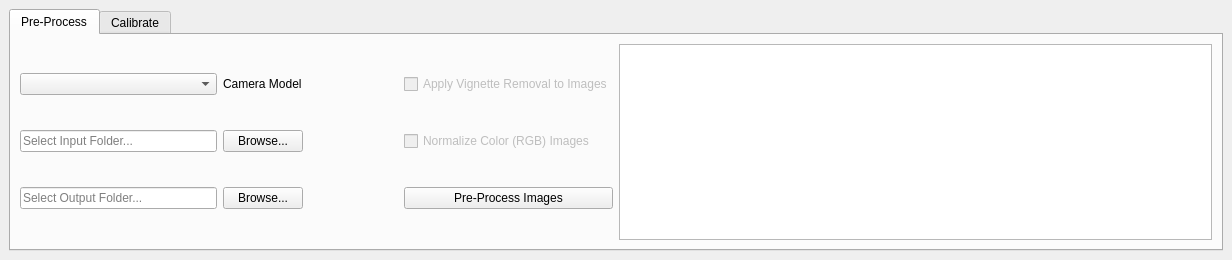
This is MAPIR_Processing/MAPIR_Processing_dockwidget_base.ui in Hobbyistpython/QGIS as Qt 5 draws it before an edit. The edited form follows.
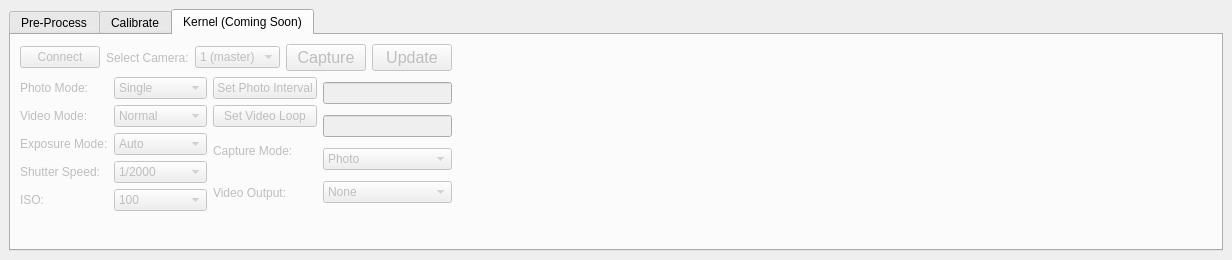
This is the edited form. The open tabs and pages were chosen to show the change.

Commit message:
Updating Kernel Branch
Adding Kernel interface changes to Kernel branch.

The edit to the form file:
```diff
--- a/MAPIR_Processing/MAPIR_Processing_dockwidget_base.ui
+++ b/MAPIR_Processing/MAPIR_Processing_dockwidget_base.ui
@@ -33,7 +33,7 @@
     </sizepolicy>
    </property>
    <layout class="QGridLayout" name="gridLayout">
-    <item row="0" column="0">
+    <item row="0" column="1">
      <widget class="QTabWidget" name="tabWidget">
       <property name="sizePolicy">
        <sizepolicy hsizetype="MinimumExpanding" vsizetype="MinimumExpanding">
@@ -50,6 +50,12 @@
       <property name="autoFillBackground">
        <bool>false</bool>
       </property>
+      <property name="tabPosition">
+       <enum>QTabWidget::North</enum>
+      </property>
+      <property name="tabShape">
+       <enum>QTabWidget::Rounded</enum>
+      </property>
       <property name="currentIndex">
        <number>0</number>
       </property>
@@ -73,19 +79,6 @@
             </property>
            </spacer>
           </item>
-          <item row="0" column="4">
-           <widget class="QCheckBox" name="VignetteBox">
-            <property name="enabled">
-             <bool>false</bool>
-            </property>
-            <property name="text">
-             <string>Apply Vignette Removal to Images</string>
-            </property>
-            <property name="checkable">
-             <bool>false</bool>
-            </property>
-           </widget>
-          </item>
           <item row="0" column="0" colspan="2">
            <widget class="QComboBox" name="PreProcessCameraModel">
             <property name="mouseTracking">
@@ -163,16 +156,6 @@
             </property>
            </widget>
           </item>
-          <item row="1" column="4">
-           <widget class="QCheckBox" name="RgbBox">
-            <property name="enabled">
-             <bool>false</bool>
-            </property>
-            <property name="text">
-             <string>Normalize Color (RGB) Images</string>
-            </property>
-           </widget>
-          </item>
           <item row="2" column="4">
            <widget class="QPushButton" name="PreProcessButton">
             <property name="sizePolicy">
@@ -233,6 +216,32 @@
             </property>
            </spacer>
           </item>
+          <item row="0" column="4">
+           <spacer name="horizontalSpacer">
+            <property name="orientation">
+             <enum>Qt::Horizontal</enum>
+            </property>
+            <property name="sizeHint" stdset="0">
+             <size>
+              <width>40</width>
+              <height>20</height>
+             </size>
+            </property>
+           </spacer>
+          </item>
+          <item row="1" column="4">
+           <spacer name="horizontalSpacer_2">
+            <property name="orientation">
+             <enum>Qt::Horizontal</enum>
+            </property>
+            <property name="sizeHint" stdset="0">
+             <size>
+              <width>40</width>
+              <height>20</height>
+             </size>
+            </property>
+           </spacer>
+          </item>
          </layout>
         </item>
         <item>
@@ -485,6 +494,537 @@
         </item>
        </layout>
       </widget>
+      <widget class="QWidget" name="KernelTab">
+       <property name="enabled">
+        <bool>false</bool>
+       </property>
+       <attribute name="title">
+        <string>Kernel (Coming Soon)</string>
+       </attribute>
+       <widget class="QWidget" name="layoutWidget">
+        <property name="geometry">
+         <rect>
+          <x>9</x>
+          <y>9</y>
+          <width>1217</width>
+          <height>169</height>
+         </rect>
+        </property>
+        <layout class="QHBoxLayout" name="horizontalLayout_7">
+         <item>
+          <layout class="QVBoxLayout" name="verticalLayout_5">
+           <item>
+            <layout class="QHBoxLayout" name="horizontalLayout_3">
+             <item>
+              <widget class="QPushButton" name="KernelConnect">
+               <property name="styleSheet">
+                <string notr="true">font: 12pt &quot;MS Shell Dlg 2&quot;;</string>
+               </property>
+               <property name="text">
+                <string>Connect</string>
+               </property>
+              </widget>
+             </item>
+             <item>
+              <widget class="QLabel" name="label_6">
+               <property name="text">
+                <string>Select Camera:</string>
+               </property>
+              </widget>
+             </item>
+             <item>
+              <widget class="QComboBox" name="KernelCameraSelect">
+               <item>
+                <property name="text">
+                 <string>1 (master)</string>
+                </property>
+               </item>
+               <item>
+                <property name="text">
+                 <string>2</string>
+                </property>
+               </item>
+               <item>
+                <property name="text">
+                 <string>3</string>
+                </property>
+               </item>
+               <item>
+                <property name="text">
+                 <string>4</string>
+                </property>
+               </item>
+               <item>
+                <property name="text">
+                 <string>5</string>
+                </property>
+               </item>
+               <item>
+                <property name="text">
+                 <string>6</string>
+                </property>
+               </item>
+              </widget>
+             </item>
+             <item>
+              <widget class="QPushButton" name="KernelCaptureButton">
+               <property name="font">
+                <font>
+                 <pointsize>12</pointsize>
+                </font>
+               </property>
+               <property name="text">
+                <string>Capture</string>
+               </property>
+              </widget>
+             </item>
+             <item>
+              <widget class="QPushButton" name="KernelUpdate">
+               <property name="font">
+                <font>
+                 <pointsize>12</pointsize>
+                </font>
+               </property>
+               <property name="text">
+                <string>Update</string>
+               </property>
+              </widget>
+             </item>
+            </layout>
+           </item>
+           <item>
+            <layout class="QHBoxLayout" name="horizontalLayout_6">
+             <item>
+              <layout class="QHBoxLayout" name="horizontalLayout_4">
+               <item>
+                <layout class="QVBoxLayout" name="verticalLayout_2">
+                 <item>
+                  <widget class="QLabel" name="label_2">
+                   <property name="text">
+                    <string>Photo Mode:</string>
+                   </property>
+                   <property name="buddy">
+                    <cstring>KernelPhotoRes</cstring>
+                   </property>
+                  </widget>
+                 </item>
+                 <item>
+                  <widget class="QLabel" name="label_4">
+                   <property name="text">
+                    <string>Video Mode:</string>
+                   </property>
+                   <property name="buddy">
+                    <cstring>KernalVideoRes</cstring>
+                   </property>
+                  </widget>
+                 </item>
+                 <item>
+                  <widget class="QLabel" name="label_5">
+                   <property name="text">
+                    <string>Exposure Mode:</string>
+                   </property>
+                  </widget>
+                 </item>
+                 <item>
+                  <widget class="QLabel" name="label">
+                   <property name="text">
+                    <string>Shutter Speed:</string>
+                   </property>
+                   <property name="buddy">
+                    <cstring>KernelShutterSpeed</cstring>
+                   </property>
+                  </widget>
+                 </item>
+                 <item>
+                  <widget class="QLabel" name="label_3">
+                   <property name="text">
+                    <string>ISO:</string>
+                   </property>
+                   <property name="buddy">
+                    <cstring>KernelISO</cstring>
+                   </property>
+                  </widget>
+                 </item>
+                </layout>
+               </item>
+               <item>
+                <layout class="QVBoxLayout" name="verticalLayout">
+                 <item>
+                  <widget class="QComboBox" name="KernelPhotoRes">
+                   <property name="enabled">
+                    <bool>false</bool>
+                   </property>
+                   <item>
+                    <property name="text">
+                     <string>Single</string>
+                    </property>
+                   </item>
+                   <item>
+                    <property name="text">
+                     <string>Continuous</string>
+                    </property>
+                   </item>
+                   <item>
+                    <property name="text">
+                     <string>Interval</string>
+                    </property>
+                   </item>
+                  </widget>
+                 </item>
+                 <item>
+                  <widget class="QComboBox" name="KernalVideoRes">
+                   <item>
+                    <property name="text">
+                     <string>Normal</string>
+                    </property>
+                   </item>
+                   <item>
+                    <property name="text">
+                     <string>Looping</string>
+                    </property>
+                   </item>
+                  </widget>
+                 </item>
+                 <item>
+                  <widget class="QComboBox" name="KernelExposureMode">
+                   <item>
+                    <property name="text">
+                     <string>Auto</string>
+                    </property>
+                   </item>
+                   <item>
+                    <property name="text">
+                     <string>Manual</string>
+                    </property>
+                   </item>
+                  </widget>
+                 </item>
+                 <item>
+                  <widget class="QComboBox" name="KernelShutterSpeed">
+                   <property name="enabled">
+                    <bool>false</bool>
+                   </property>
+                   <item>
+                    <property name="text">
+                     <string>1/2000</string>
+                    </property>
+                   </item>
+                   <item>
+                    <property name="text">
+                     <string>1/1600</string>
+                    </property>
+                   </item>
+                   <item>
+                    <property name="text">
+                     <string>1/1250</string>
+                    </property>
+                   </item>
+                   <item>
+                    <property name="text">
+                     <string>1/1000</string>
+                    </property>
+                   </item>
+                   <item>
+                    <property name="text">
+                     <string>1/800</string>
+                    </property>
+                   </item>
+                   <item>
+                    <property name="text">
+                     <string>1/640</string>
+                    </property>
+                   </item>
+                   <item>
+                    <property name="text">
+                     <string>1/500</string>
+                    </property>
+                   </item>
+                   <item>
+                    <property name="text">
+                     <string>1/400</string>
+                    </property>
+                   </item>
+                   <item>
+                    <property name="text">
+                     <string>1/320</string>
+                    </property>
+                   </item>
+                   <item>
+                    <property name="text">
+                     <string>1/250</string>
+                    </property>
+                   </item>
+                   <item>
+                    <property name="text">
+                     <string>1/200</string>
+                    </property>
+                   </item>
+                   <item>
+                    <property name="text">
+                     <string>1/160</string>
+                    </property>
+                   </item>
+                   <item>
+                    <property name="text">
+                     <string>1/125</string>
+                    </property>
+                   </item>
+                   <item>
+                    <property name="text">
+                     <string>1/100</string>
+                    </property>
+                   </item>
+                   <item>
+                    <property name="text">
+                     <string>1/80</string>
+                    </property>
+                   </item>
+                   <item>
+                    <property name="text">
+                     <string>1/60</string>
+                    </property>
+                   </item>
+                   <item>
+                    <property name="text">
+                     <string>1/50</string>
+                    </property>
+                   </item>
+                   <item>
+                    <property name="text">
+                     <string>1/40</string>
+                    </property>
+                   </item>
+                   <item>
+                    <property name="text">
+                     <string>1/30</string>
+                    </property>
+                   </item>
+                   <item>
+                    <property name="text">
+                     <string>1/25</string>
+                    </property>
+                   </item>
+                   <item>
+                    <property name="text">
+                     <string>1/20</string>
+                    </property>
+                   </item>
+                   <item>
+                    <property name="text">
+                     <string>1/15</string>
+                    </property>
+                   </item>
+                   <item>
+                    <property name="text">
+                     <string>1/12</string>
+                    </property>
+                   </item>
+                   <item>
+                    <property name="text">
+                     <string>1/10</string>
+                    </property>
+                   </item>
+                   <item>
+                    <property name="text">
+                     <string>1/8</string>
+                    </property>
+                   </item>
+                   <item>
+                    <property name="text">
+                     <string>1/6.4</string>
+                    </property>
+                   </item>
+                   <item>
+                    <property name="text">
+                     <string>1/5</string>
+                    </property>
+                   </item>
+                   <item>
+                    <property name="text">
+                     <string>1/4</string>
+                    </property>
+                   </item>
+                   <item>
+                    <property name="text">
+                     <string>1/3.2</string>
+                    </property>
+                   </item>
+                   <item>
+                    <property name="text">
+                     <string>1/2.5</string>
+                    </property>
+                   </item>
+                   <item>
+                    <property name="text">
+                     <string>1/2</string>
+                    </property>
+                   </item>
+                   <item>
+                    <property name="text">
+                     <string>1</string>
+                    </property>
+                   </item>
+                  </widget>
+                 </item>
+                 <item>
+                  <widget class="QComboBox" name="KernelISO">
+                   <property name="enabled">
+                    <bool>false</bool>
+                   </property>
+                   <item>
+                    <property name="text">
+                     <string>100</string>
+                    </property>
+                   </item>
+                   <item>
+                    <property name="text">
+                     <string>200</string>
+                    </property>
+                   </item>
+                   <item>
+                    <property name="text">
+                     <string>400</string>
+                    </property>
+                   </item>
+                   <item>
+                    <property name="text">
+                     <string>800</string>
+                    </property>
+                   </item>
+                   <item>
+                    <property name="text">
+                     <string>1600</string>
+                    </property>
+                   </item>
+                   <item>
+                    <property name="text">
+                     <string>3200</string>
+                    </property>
+                   </item>
+                  </widget>
+                 </item>
+                </layout>
+               </item>
+              </layout>
+             </item>
+             <item>
+              <layout class="QHBoxLayout" name="horizontalLayout_5">
+               <item>
+                <layout class="QVBoxLayout" name="verticalLayout_3">
+                 <item>
+                  <widget class="QPushButton" name="KernelIntervalButton">
+                   <property name="text">
+                    <string>Set Photo Interval</string>
+                   </property>
+                  </widget>
+                 </item>
+                 <item>
+                  <widget class="QPushButton" name="KernalLoopButton">
+                   <property name="text">
+                    <string>Set Video Loop</string>
+                   </property>
+                  </widget>
+                 </item>
+                 <item>
+                  <widget class="QLabel" name="label_8">
+                   <property name="text">
+                    <string>Capture Mode:</string>
+                   </property>
+                  </widget>
+                 </item>
+                 <item>
+                  <widget class="QLabel" name="label_7">
+                   <property name="text">
+                    <string>Video Output:</string>
+                   </property>
+                  </widget>
+                 </item>
+                </layout>
+               </item>
+               <item>
+                <layout class="QVBoxLayout" name="verticalLayout_4">
+                 <item>
+                  <widget class="QLineEdit" name="KernelIntervalLine">
+                   <property name="enabled">
+                    <bool>false</bool>
+                   </property>
+                   <property name="readOnly">
+                    <bool>true</bool>
+                   </property>
+                  </widget>
+                 </item>
+                 <item>
+                  <widget class="QLineEdit" name="KernelLoopLine">
+                   <property name="enabled">
+                    <bool>false</bool>
+                   </property>
+                   <property name="readOnly">
+                    <bool>true</bool>
+                   </property>
+                  </widget>
+                 </item>
+                 <item>
+                  <widget class="QComboBox" name="KernelCaptureMode">
+                   <item>
+                    <property name="text">
+                     <string>Photo</string>
+                    </property>
+                   </item>
+                   <item>
+                    <property name="text">
+                     <string>Video</string>
+                    </property>
+                   </item>
+                  </widget>
+                 </item>
+                 <item>
+                  <widget class="QComboBox" name="KernelVideoOut">
+                   <item>
+                    <property name="text">
+                     <string>None</string>
+                    </property>
+                   </item>
+                   <item>
+                    <property name="text">
+                     <string>HDMI</string>
+                    </property>
+                   </item>
+                   <item>
+                    <property name="text">
+                     <string>SD (DAC)</string>
+                    </property>
+                   </item>
+                   <item>
+                    <property name="text">
+                     <string>Both</string>
+                    </property>
+                   </item>
+                  </widget>
+                 </item>
+                </layout>
+               </item>
+              </layout>
+             </item>
+            </layout>
+           </item>
+          </layout>
+         </item>
+         <item>
+          <spacer name="horizontalSpacer_3">
+           <property name="orientation">
+            <enum>Qt::Horizontal</enum>
+           </property>
+           <property name="sizeHint" stdset="0">
+            <size>
+             <width>788</width>
+             <height>20</height>
+            </size>
+           </property>
+          </spacer>
+         </item>
+        </layout>
+       </widget>
+      </widget>
      </widget>
     </item>
    </layout>
```
Left out of the diff: 23 changed lines with no effect on the pictures. The commit also changes 9 other files.
